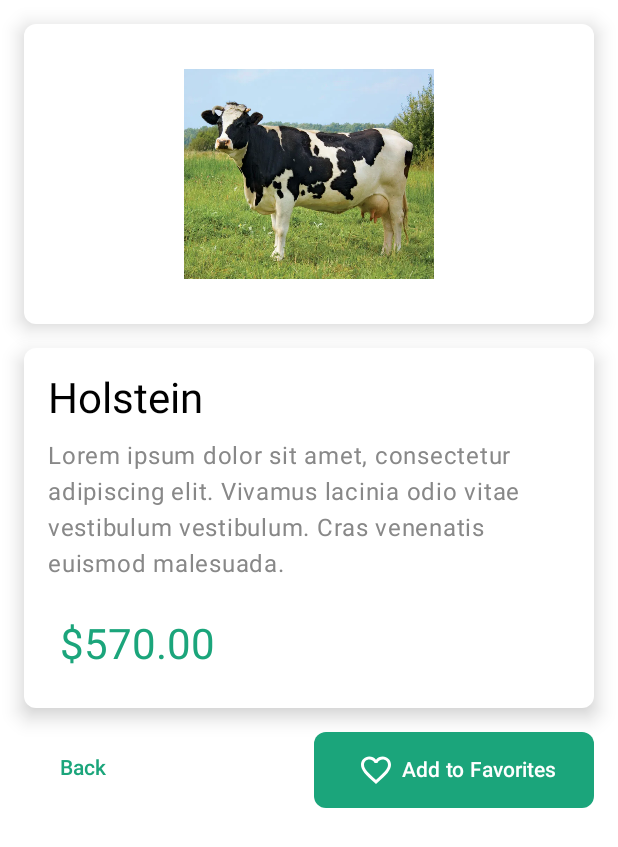
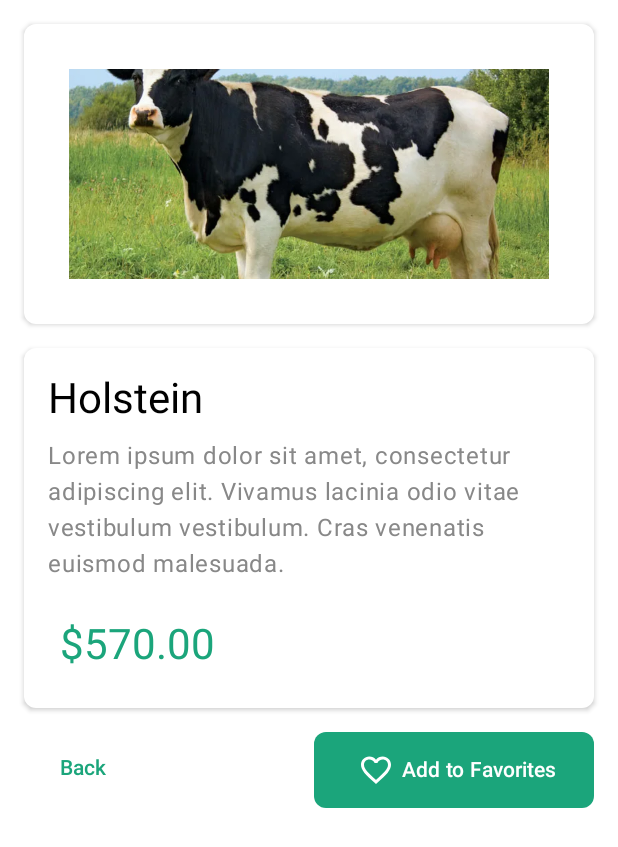
Before and after one commit to Kigamekun/SubmissionCompose, an Android app built with Jetpack Compose: the @Preview function DetailScreenPreview, on a phone screen of 412 x 824 dp. Shown: the top 847 px of the screen. Run offline under Robolectric (Android 15) with nearby library versions, the phone set to English and light mode, and no system bars.

Commit message:
change a layout

```diff
--- a/app/src/main/java/com/example/submissioncompose/ui/screen/DetailScreen.kt
+++ b/app/src/main/java/com/example/submissioncompose/ui/screen/DetailScreen.kt
@@ -57,7 +57,7 @@ fun DetailScreen(
 
                 shape = RoundedCornerShape(8.dp),
                 elevation = CardDefaults.cardElevation(
-                    defaultElevation = 8.dp
+                    defaultElevation = 2.dp
                 ),
                 modifier = Modifier
                     .fillMaxWidth()
@@ -66,7 +66,7 @@ fun DetailScreen(
                 Image(
                     painter = painterResource(id = cow.image),
                     contentDescription = cow.name,
-                    contentScale = ContentScale.Fit,
+                    contentScale = ContentScale.Crop,
                     modifier = Modifier
                         .fillMaxSize()
                         .padding(30.dp)
@@ -79,7 +79,7 @@ fun DetailScreen(
                 colors = CardDefaults.cardColors(containerColor = Color.White),
                 shape = RoundedCornerShape(8.dp),
                 elevation = CardDefaults.cardElevation(
-                    defaultElevation = 8.dp
+                    defaultElevation = 2.dp
                 ),
                 modifier = Modifier.fillMaxWidth()
             ) {
```
Also changed, not shown: app/src/main/java/com/example/submissioncompose/MainActivity.kt (line endings or trailing spaces).
